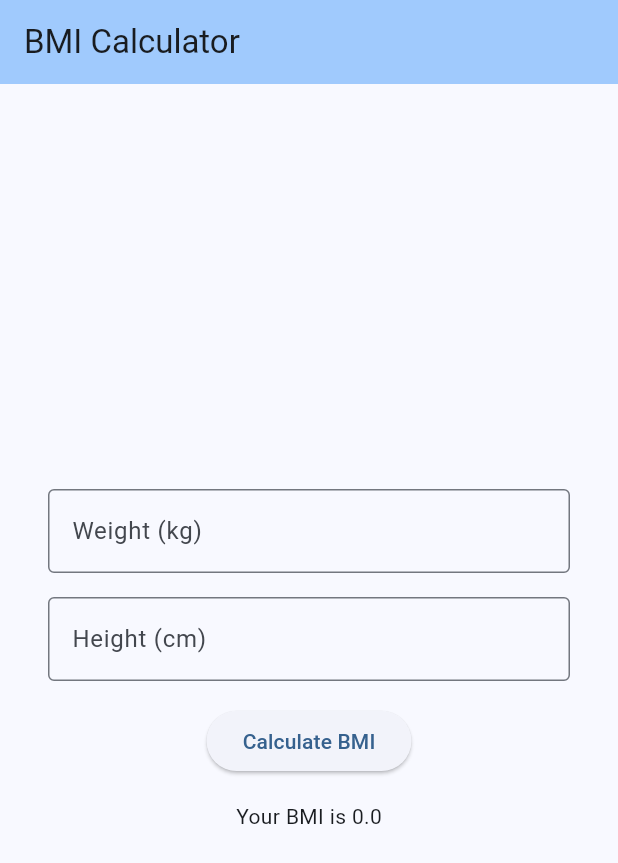
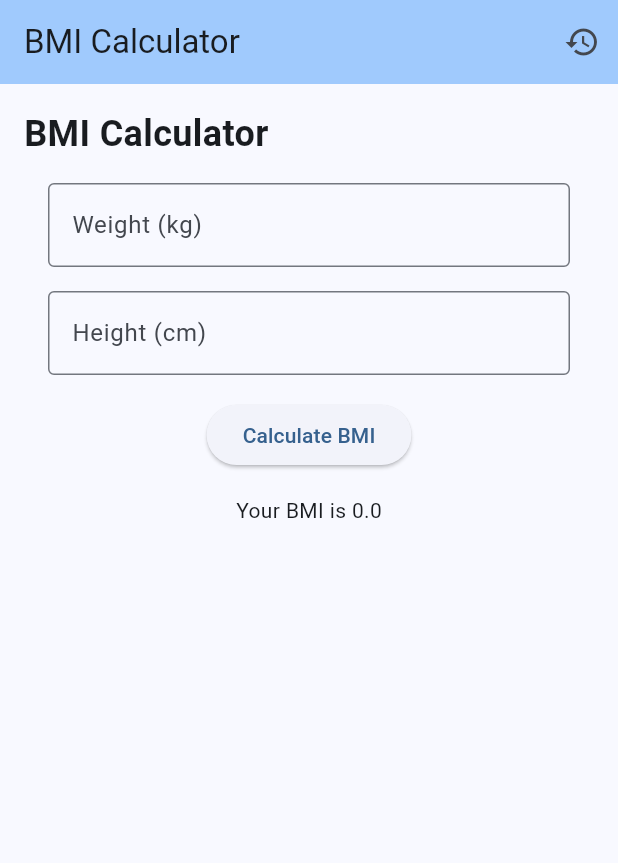
Before and after one commit to HugeKC01/Simple_Flutter_BMI_Calc, a Flutter app: the screen it shows after launch, on a phone screen of 412 x 824 dp. Shown: the top 863 px of the screen. Run offline on Flutter 3.47's test engine with Material 3 defaults, Android fonts, the phone set to English and light mode, and no system bars; our stand-ins replace dynamic_color.

Commit message:
Add History button and History Functionality

```diff
--- a/lib/main.dart
+++ b/lib/main.dart
@@ -34,6 +34,7 @@ class _MyHomePageState extends State<MyHomePage> {
   double weight = 0.0;
   double height = 0.0;
   double bmi = 0.0;
+  List<double> bmiHistory = [];
 
   @override
   Widget build(BuildContext context) {
@@ -41,18 +42,40 @@ class _MyHomePageState extends State<MyHomePage> {
       appBar: AppBar(
         backgroundColor: Theme.of(context).colorScheme.inversePrimary,
         title: Text(widget.title),
+        actions: [
+          IconButton(
+            onPressed: () {
+              showModalBottomSheet(
+                context: context,
+                builder: (context) {
+                  return _historyList();
+                },
+              );
+            },
+            icon: const Icon(Icons.history),
           ),
-        body: Container(
+        ],
+      ),
+        body: Padding(
+          padding: const EdgeInsets.all(16.0),
+          child: Column(
+            children: <Widget>[
+              Container(
+                alignment: Alignment.topLeft,
+                child: Text(
+                  'BMI Calculator',
+                  style: TextStyle(fontSize: 24.0, fontWeight: FontWeight.bold),
+                ),
+              ),
+              Container(
                 decoration: BoxDecoration(
                   color: Theme.of(context).colorScheme.surface,
-            borderRadius: BorderRadius.circular(16.0),
+                  borderRadius: BorderRadius.circular(8.0),
                 ),
-          margin: const EdgeInsets.all(16.0),
-          child: Padding(
                 padding: const EdgeInsets.all(16.0),
                 child: Column(
                   mainAxisAlignment: MainAxisAlignment.center,
-              children: <Widget>[
+                  children: [
                     TextField(
                       decoration: InputDecoration(
                         border: OutlineInputBorder(),
@@ -85,8 +108,33 @@ class _MyHomePageState extends State<MyHomePage> {
                     Text('Your BMI is $bmi'),
                   ],
                 ),
+              )
+            ],
           ),
       ),
     );
   }
+
+  Widget _historyList() {
+    return Padding(
+      padding: const EdgeInsets.all(16.0),
+      child: Column(
+        children: [
+          Text(
+            'BMI History',
+            style: TextStyle(fontSize: 24.0, fontWeight: FontWeight.bold),
+          ),
+          const SizedBox(height: 16.0),
+          ListView.builder(
+            itemCount: bmiHistory.length,
+            itemBuilder: (context, index) {
+              return ListTile(
+                title: Text('BMI: ${bmiHistory[index]}'),
+              );
+            },
+          ),
+        ],
+      ),
+    );
   }
+}
```
Lines whose indentation alone changed are shown as unchanged.
